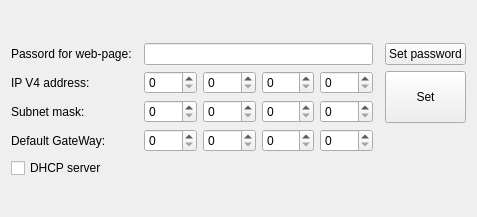
Qt form src/pagenetsetwgt.ui (EPC-MSU/XILab) before a commit.
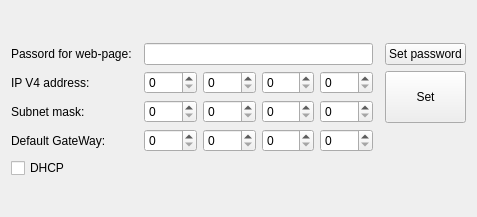
The same form after that commit.

Commit message: net settings option renamed in ui

Diff of the .ui file:
```diff
--- a/src/pagenetsetwgt.ui
+++ b/src/pagenetsetwgt.ui
@@ -211,7 +211,7 @@
    <item row="7" column="0" colspan="2">
     <widget class="QCheckBox" name="checkBox">
      <property name="text">
-      <string>DHCP server</string>
+      <string>DHCP</string>
      </property>
     </widget>
    </item>
```
